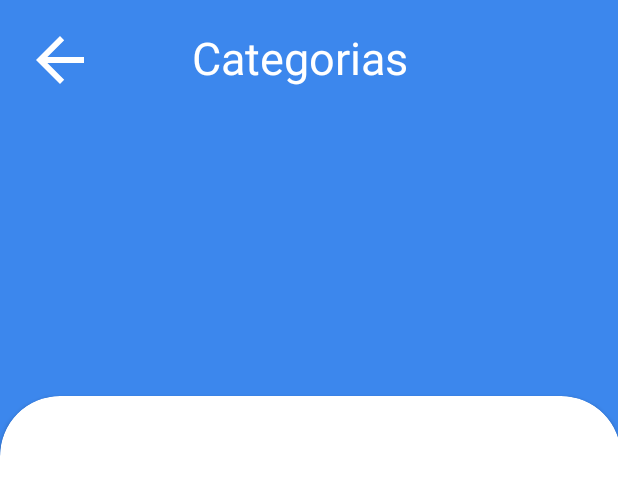
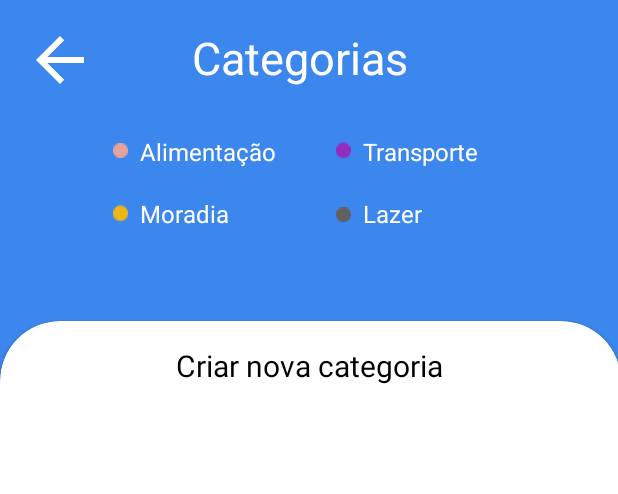
Before and after one commit to LuanaSeres/FinanceApp, an Android app built with Jetpack Compose: the layout categories.xml on its own in the app's theme, with its tools: preview values and no code run, on a phone screen of 412 x 824 dp. Shown: the top 494 px of the screen. Run offline under Robolectric (Android 15) with nearby library versions, the phone set to English and light mode, and no system bars.

Commit message:
tela de categorias iniciada

```diff
--- a/app/src/main/res/layout/categories.xml
+++ b/app/src/main/res/layout/categories.xml
@@ -31,10 +31,116 @@
 
     <androidx.cardview.widget.CardView
         android:layout_width="414dp"
-        android:layout_height="600dp"
+        android:layout_height="650dp"
         android:layout_marginBottom="-40dp"
         app:cardCornerRadius="40dp"
         app:layout_constraintBottom_toBottomOf="parent"
         app:layout_constraintEnd_toEndOf="parent"
-        app:layout_constraintStart_toStartOf="parent" />
+        app:layout_constraintStart_toStartOf="parent" >
+
+        <androidx.constraintlayout.widget.ConstraintLayout
+            android:layout_width="match_parent"
+            android:layout_height="match_parent">
+
+            <TextView
+                android:id="@+id/textView31"
+                android:layout_width="wrap_content"
+                android:layout_height="wrap_content"
+                android:layout_marginStart="117dp"
+                android:layout_marginTop="16dp"
+                android:text="Criar nova categoria"
+                android:textColor="#000000"
+                android:textSize="20sp"
+                app:layout_constraintStart_toStartOf="parent"
+                app:layout_constraintTop_toTopOf="parent" />
+        </androidx.constraintlayout.widget.ConstraintLayout>
+    </androidx.cardview.widget.CardView>
+
+    <ImageView
+        android:id="@+id/imageView6"
+        android:layout_width="wrap_content"
+        android:layout_height="wrap_content"
+        android:layout_marginStart="75dp"
+        android:layout_marginTop="95dp"
+        android:src="@drawable/bolinharosa"
+        app:layout_constraintStart_toStartOf="parent"
+        app:layout_constraintTop_toTopOf="parent" />
+
+    <TextView
+        android:id="@+id/textView25"
+        android:layout_width="wrap_content"
+        android:layout_height="wrap_content"
+        android:layout_marginStart="8dp"
+        android:layout_marginTop="31dp"
+        android:text="Alimentação"
+        android:textColor="#FFFFFF"
+        android:textSize="16sp"
+        app:layout_constraintStart_toEndOf="@+id/imageView6"
+        app:layout_constraintTop_toBottomOf="@+id/textView" />
+
+    <ImageView
+        android:id="@+id/imageView10"
+        android:layout_width="wrap_content"
+        android:layout_height="wrap_content"
+        android:layout_marginStart="75dp"
+        android:layout_marginTop="31dp"
+        android:src="@drawable/bolinhaamarela"
+        app:layout_constraintStart_toStartOf="parent"
+        app:layout_constraintTop_toBottomOf="@+id/imageView6" />
+
+    <TextView
+        android:id="@+id/textView26"
+        android:layout_width="wrap_content"
+        android:layout_height="wrap_content"
+        android:layout_marginStart="8dp"
+        android:layout_marginTop="19dp"
+        android:text="Moradia"
+        android:textColor="#FFFFFF"
+        android:textSize="16sp"
+        app:layout_constraintStart_toEndOf="@+id/imageView10"
+        app:layout_constraintTop_toBottomOf="@+id/textView25" />
+
+    <ImageView
+        android:id="@+id/imageView11"
+        android:layout_width="wrap_content"
+        android:layout_height="wrap_content"
+        android:layout_marginStart="40dp"
+        android:layout_marginTop="36dp"
+        android:src="@drawable/bolinharoxa"
+        app:layout_constraintStart_toEndOf="@+id/textView25"
+        app:layout_constraintTop_toBottomOf="@+id/textView" />
+
+    <TextView
+        android:id="@+id/textView27"
+        android:layout_width="wrap_content"
+        android:layout_height="wrap_content"
+        android:layout_marginStart="8dp"
+        android:layout_marginTop="31dp"
+        android:text="Transporte"
+        android:textColor="#FFFFFF"
+        android:textSize="16sp"
+        app:layout_constraintStart_toEndOf="@+id/imageView11"
+        app:layout_constraintTop_toBottomOf="@+id/textView" />
+
+    <ImageView
+        android:id="@+id/imageView12"
+        android:layout_width="wrap_content"
+        android:layout_height="wrap_content"
+        android:layout_marginStart="71dp"
+        android:layout_marginTop="32dp"
+        android:src="@drawable/bolinhamarrom"
+        app:layout_constraintStart_toEndOf="@+id/textView26"
+        app:layout_constraintTop_toBottomOf="@+id/imageView11" />
+
+    <TextView
+        android:id="@+id/textView28"
+        android:layout_width="wrap_content"
+        android:layout_height="wrap_content"
+        android:layout_marginStart="8dp"
+        android:layout_marginTop="19dp"
+        android:text="Lazer"
+        android:textColor="#FFFFFF"
+        android:textSize="16sp"
+        app:layout_constraintStart_toEndOf="@+id/imageView12"
+        app:layout_constraintTop_toBottomOf="@+id/textView27" />
 </androidx.constraintlayout.widget.ConstraintLayout>
```
